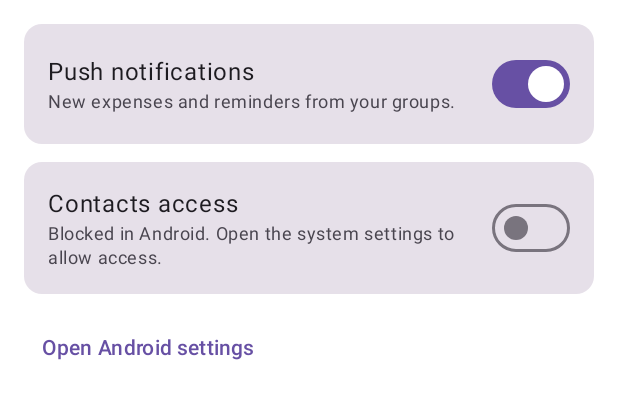
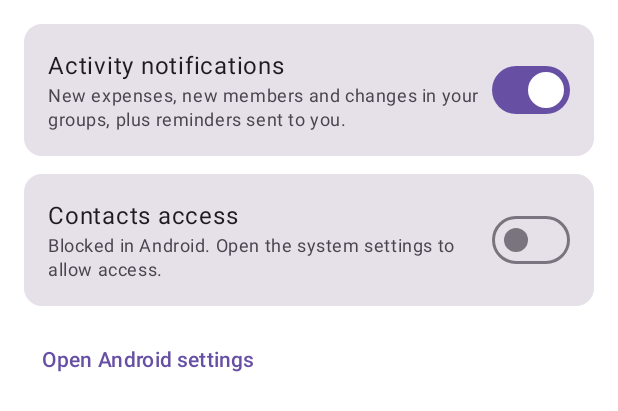
Before and after one commit to timebr/MSD2026-Group3-Android, an Android app built with Jetpack Compose: the @Preview function NotificationSettingsContactsDeniedPreview, on a phone screen of 412 x 824 dp. Shown: the top 411 px of the screen. Run offline under Robolectric (Android 15) with nearby library versions, the phone set to English and light mode, and no system bars.

Commit message:
feat(settings): describe the activity notification preference
The single notification switch now says what it controls: new expenses, new members, group changes and reminders (FR7, FR8), matching the FR2 requirement. Promotional notifications are deliberately not added because no requirement defines them.

```diff
--- a/app/src/main/java/com/example/oweowe/ui/profile/NotificationSettingsScreen.kt
+++ b/app/src/main/java/com/example/oweowe/ui/profile/NotificationSettingsScreen.kt
@@ -47,6 +47,10 @@ import com.example.oweowe.ui.groups.contacts.hasContactsPermission
 /**
  * S6 Settings (FR2): the notification preference for FR7 / FR8 notifications and
  * the contacts permission used to suggest group members (FR3).
+ *
+ * The preference is stored on the user (`pushEnabled`). Delivering the actual
+ * notifications is the separate FR7 feature and is not implemented yet, so the
+ * switch only records what the user wants.
  */
 @Composable
 fun NotificationSettingsScreen(container: AppContainer, onBack: () -> Unit) {
--- a/app/src/main/res/values/strings.xml
+++ b/app/src/main/res/values/strings.xml
@@ -171,10 +171,10 @@
     <string name="edit_profile_title">Edit profile</string>
     <string name="edit_profile_saved">Profile saved</string>
 
-    <!-- Notification settings -->
+    <!-- Settings: activity notifications (FR2, FR7, FR8) -->
     <string name="notification_settings_title">Settings</string>
-    <string name="notification_settings_push">Push notifications</string>
-    <string name="notification_settings_push_hint">New expenses and reminders from your groups.</string>
+    <string name="notification_settings_push">Activity notifications</string>
+    <string name="notification_settings_push_hint">New expenses, new members and changes in your groups, plus reminders sent to you.</string>
 
     <!-- Settings: contacts access (FR3) -->
     <string name="settings_contacts_access">Contacts access</string>
```
